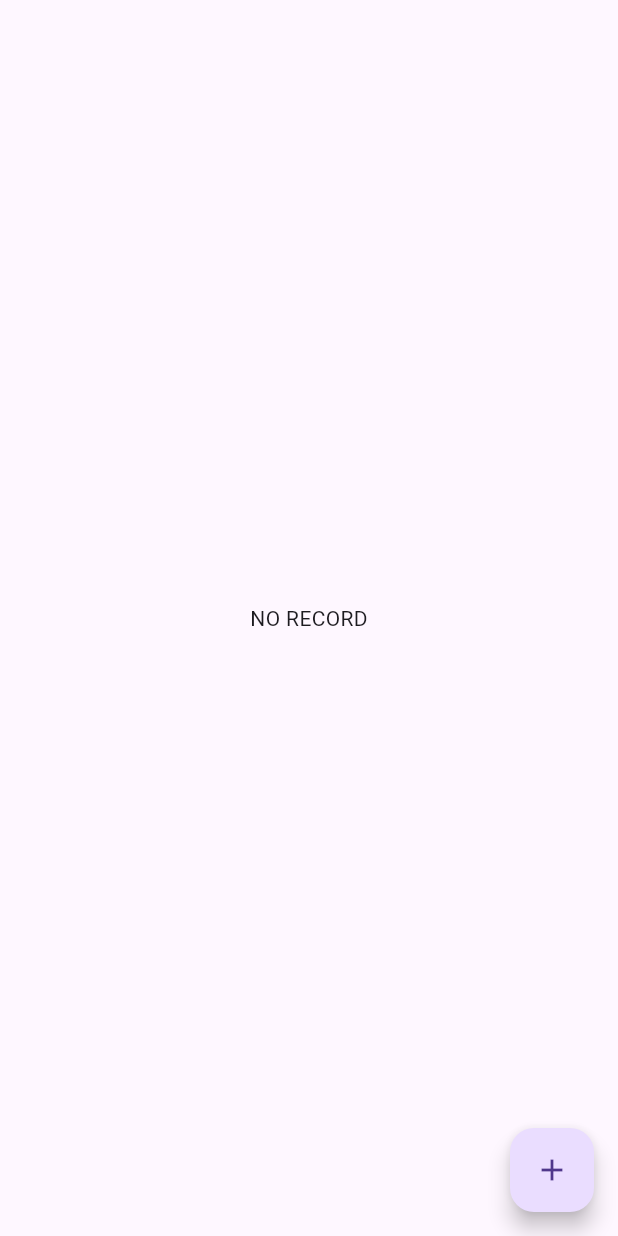
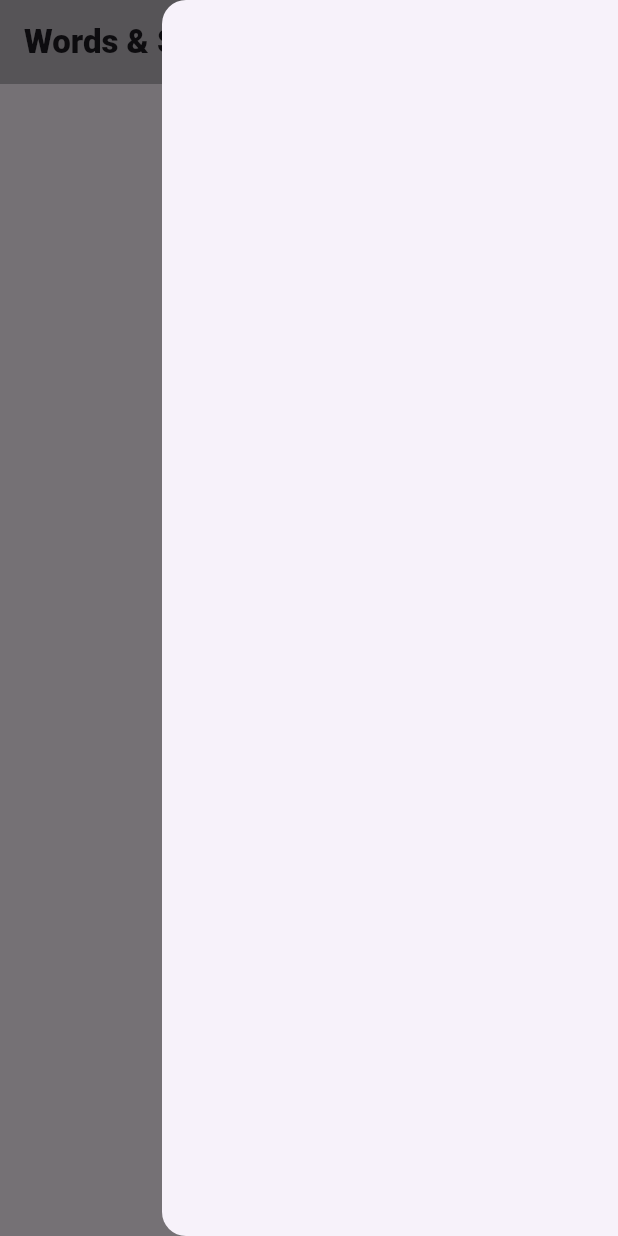
Before and after one commit to sasaki404/my_lang_memo, a Flutter app: the screen it shows after launch, with the side drawer open (before the commit the screen has no drawer), on a phone screen of 412 x 824 dp. Run offline on Flutter 3.47's test engine with Material 3 defaults, Android fonts, the phone set to English and light mode, and no system bars; our stand-ins replace camera, flutter_riverpod, permission_handler, riverpod_annotation, sqflite, webview_flutter; missing offline and left inert: google_mlkit_text_recognition; accounts and stored records are empty; generated files the repository leaves out were written again.

Commit message:
fix home design

```diff
--- a/lib/home.dart
+++ b/lib/home.dart
@@ -13,12 +13,24 @@ class _HomeState extends State<Home> {
   @override
   Widget build(BuildContext context) {
     return Scaffold(
-      body: Column(
-        children: [
-          Expanded(
-            child: WordsPage(),
-          )
-        ],
+      appBar: AppBar(
+        title: const Text(
+          "Words & Sentences",
+          style: TextStyle(
+            fontWeight: FontWeight.w800,
+          ),
+        ),
+        backgroundColor: Colors.black26,
+      ),
+      endDrawer: const Drawer(),
+      body: SafeArea(
+        child: Column(
+          children: [
+            Expanded(
+              child: WordsPage(),
+            ),
+          ],
+        ),
       ),
       floatingActionButton: FloatingActionButton(
         onPressed: () async {
@@ -34,7 +46,11 @@ class _HomeState extends State<Home> {
             setState(() {});
           }
         },
-        child: const Icon(Icons.add),
+        backgroundColor: Colors.grey,
+        child: const Icon(
+          Icons.add,
+          color: Colors.black,
+        ),
       ),
     );
   }
```
